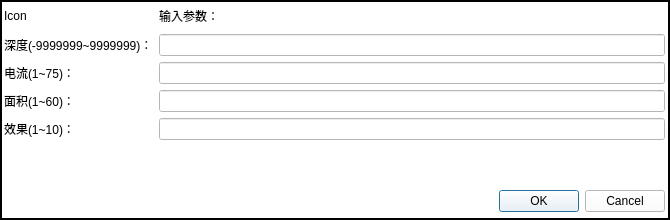
The window that autodialog.ui (taiyuankejizhu/SparkZNC) describes before a commit, drawn with Qt 5.
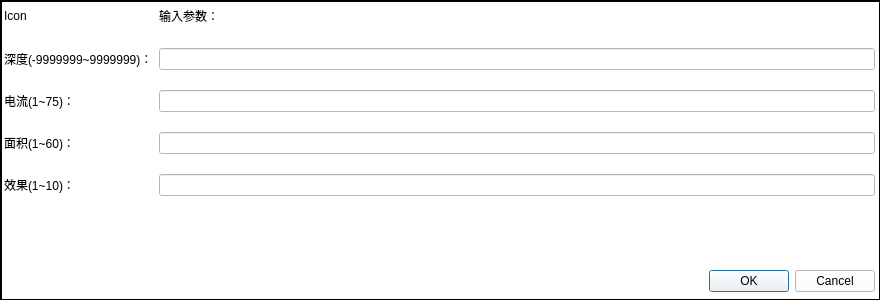
The same window after the commit.

Diff of the .ui file:
```diff
--- a/autodialog.ui
+++ b/autodialog.ui
@@ -6,8 +6,8 @@
    <rect>
     <x>0</x>
     <y>0</y>
-    <width>670</width>
-    <height>220</height>
+    <width>880</width>
+    <height>300</height>
    </rect>
   </property>
   <property name="sizePolicy">
@@ -30,8 +30,8 @@
     <rect>
      <x>0</x>
      <y>0</y>
-     <width>670</width>
-     <height>220</height>
+     <width>881</width>
+     <height>301</height>
     </rect>
    </property>
    <property name="sizePolicy">
@@ -475,8 +475,8 @@
      <rect>
       <x>-1</x>
       <y>-1</y>
-      <width>671</width>
-      <height>221</height>
+      <width>881</width>
+      <height>301</height>
      </rect>
     </property>
     <layout class="QVBoxLayout" name="verticalLayout">
@@ -494,6 +494,9 @@
      </property>
      <item>
       <layout class="QFormLayout" name="formLayout">
+       <property name="verticalSpacing">
+        <number>20</number>
+       </property>
        <item row="2" column="0">
         <widget class="QLabel" name="label_2">
          <property name="text">
```
